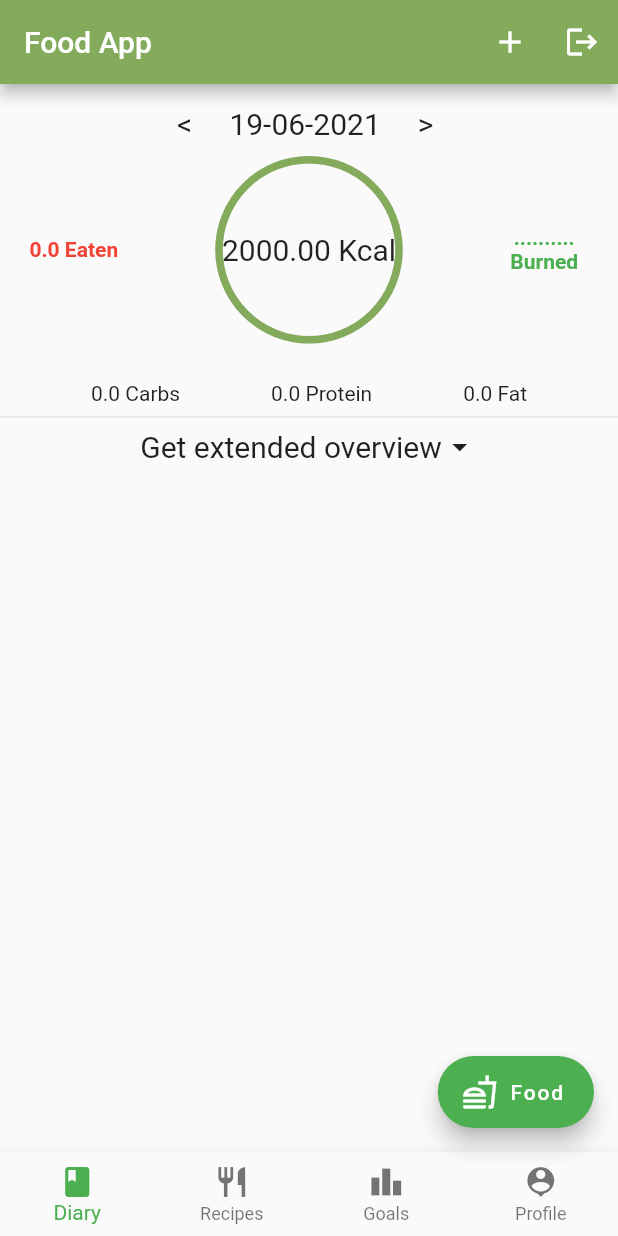
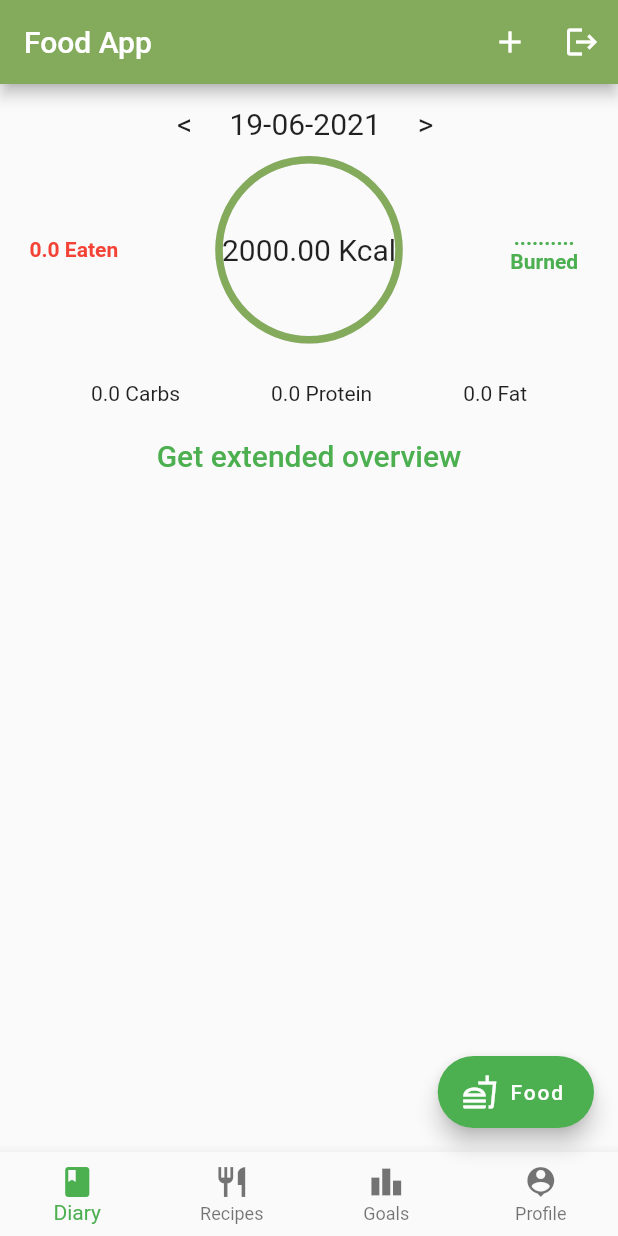
Before and after one commit to andrewmagdyanis/Foodapp, a Flutter app: the screen it shows once a user with an empty profile is signed in, on a phone screen of 412 x 824 dp. Run offline on Flutter 3.47's test engine with Material 2 defaults, Android fonts, the phone set to English and light mode, and no system bars; drawn by our look-alikes of percent_indicator; our stand-ins replace auth_buttons, auto_size_text, bloc, cloud_firestore, firebase_auth, firebase_core and 8 more; missing offline and left inert: date_range_picker, flutter_barcode_scanner; accounts and stored records are empty.

Commit message:
feature 2

```diff
--- a/lib/Views/dashboard_diary_view.dart
+++ b/lib/Views/dashboard_diary_view.dart
@@ -5,11 +5,13 @@ import 'package:food_app/Models/ingredients.dart';
 import 'package:date_range_picker/date_range_picker.dart';
 import 'package:food_app/Views/constants.dart';
 import 'package:food_app/Views/display_foodintake.dart';
-import 'package:food_app/shared/app_cubit.dart';
+import 'package:food_app/shared/dairy_cubit.dart';
 import 'package:intl/intl.dart';
 import 'package:cloud_firestore/cloud_firestore.dart';
 import 'package:food_app/Widgets/Provider_Auth.dart';
 import 'package:percent_indicator/percent_indicator.dart';
+
+import 'nutritional_details_page.dart';
 
 class HomePage extends StatefulWidget {
   @override
@@ -21,9 +23,7 @@ class _HomePageState extends State<HomePage> {
 
   @override
   Widget build(BuildContext context) {
-    return BlocProvider<AppCubit>(
-      create: (BuildContext context) => AppCubit(),
-      child: Container(
+    return Container(
       margin: EdgeInsets.only(top: 15),
       child: Column(
         children: <Widget>[
@@ -31,11 +31,11 @@ class _HomePageState extends State<HomePage> {
             "<     19-06-2021     > ",
             style: TextStyle(fontSize: 20),
           ),
-            BlocConsumer<AppCubit, AppStates>(
-                listener: (BuildContext context, AppStates states) {},
-                builder: (BuildContext context, AppStates states) {
-                  AppCubit cubit = AppCubit.instance(context);
-                  double diff = 2000 - cubit.sum;
+          BlocConsumer<DairyCubit, DairyStates>(
+              listener: (BuildContext context, DairyStates states) {},
+              builder: (BuildContext context, DairyStates states) {
+                DairyCubit cubit = DairyCubit.instance(context);
+                double diff = 2000 - cubit.kCalSum;
                 return Column(children: [
                   Container(
                     margin: const EdgeInsets.all(10.0),
@@ -45,8 +45,9 @@ class _HomePageState extends State<HomePage> {
                       children: [
                         Expanded(
                           child: Text(
-                              '${cubit.sum} Eaten',
-                              style: TextStyle(color: Colors.red, fontWeight: FontWeight.bold),
+                            '${cubit.kCalSum} Eaten',
+                            style: TextStyle(
+                                color: Colors.red, fontWeight: FontWeight.bold),
                             maxLines: 2,
                             textAlign: TextAlign.center,
                           ),
@@ -70,7 +71,9 @@ class _HomePageState extends State<HomePage> {
                         Expanded(
                           child: Text(
                             '.......... Burned',
-                              style: TextStyle(color: Colors.green,fontWeight: FontWeight.bold),
+                            style: TextStyle(
+                                color: Colors.green,
+                                fontWeight: FontWeight.bold),
                             maxLines: 2,
                             textAlign: TextAlign.center,
                           ),
@@ -113,10 +116,24 @@ class _HomePageState extends State<HomePage> {
                             //   percent: 0.3,
                             //   progressColor: Colors.blue,
                             // ),
-                              Text('${cubit.fat} Fat'),
+                            Text('${cubit.fats} Fat'),
                           ],
                         )
                       ],
+                    ),
+                  ),
+                  SizedBox(
+                    height: 10,
+                  ),
+                  TextButton(
+                    onPressed: () {
+                      DairyCubit.instance(context).calcPercents();
+                      Navigator.of(context).push(MaterialPageRoute(
+                          builder: (context) => NutritionalDetailsPage()));
+                    },
+                    child: Text(
+                      "Get extended overview",
+                      style: TextStyle(fontSize: 20),
                     ),
                   ),
                 ]);
@@ -138,34 +155,35 @@ class _HomePageState extends State<HomePage> {
           //     ],
           //   ),
           // ),
-            Divider(),
-            Padding(
-              padding: const EdgeInsets.only(bottom: 8.0),
-              child: Row(
-                mainAxisAlignment: MainAxisAlignment.center,
-                children: [
-                  Text(
-                    "Get extended overview",
-                    style: TextStyle(fontSize: 20),
-                  ),
-                  Icon(Icons.arrow_drop_down)
-                ],
-              ),
-            ),
+          // Padding(
+          //   padding: const EdgeInsets.only(bottom: 8.0),
+          //   child: Row(
+          //     mainAxisAlignment: MainAxisAlignment.center,
+          //     children: [
+          //       Text(
+          //         "Get extended overview",
+          //         style: TextStyle(fontSize: 20),
+          //       ),
+          //       Icon(Icons.arrow_drop_down)
+          //     ],
+          //   ),
+          // ),
 
           Expanded(
             child: StreamBuilder(
               stream: getUsersTripsStreamSnapshots(context),
+
               builder: (context, AsyncSnapshot<QuerySnapshot> snapshot) {
                 if (snapshot.hasData) {
                   foods = [];
                   foods = snapshot.data.docs;
                   print(foods);
-                    AppCubit.instance(context).sumAll(foods);
+                  DairyCubit.instance(context).sumAll(foods);
                   final allData = snapshot.data.docs.map((doc) {
                     return doc.data();
                   }).toList();
                   print(allData);
+                  //print('EatDate: ${foods[0].data()['eatDate'].toDate()}');
 
                   return ListView.builder(
                     itemCount: snapshot.data.docs.length,
@@ -178,7 +196,6 @@ class _HomePageState extends State<HomePage> {
             ),
           ),
         ],
-        ),
       ),
     );
   }
@@ -193,9 +210,12 @@ class _HomePageState extends State<HomePage> {
       BuildContext context) async* {
     final uid = await Provider.of(context).auth.getCurrentUID();
     var now = DateTime.now();
-    var start = Timestamp.fromDate(DateTime.utc(now.year, now.month, now.day));
-    var end = Timestamp.fromDate(
-        DateTime.utc(now.year, now.month, now.day, 23, 59, 59));
+    var start = Timestamp.fromDate(DateTime(now.year, now.month, now.day));
+    var end =
+        Timestamp.fromDate(DateTime(now.year, now.month, now.day, 23, 59, 59));
+    print('Now: $now');
+    print('Start: ${start.toDate()}');
+    print('End: ${end.toDate()}');
     Stream<QuerySnapshot> myStream = FirebaseFirestore.instance
         .collection('userData')
         .doc(uid)
--- a/lib/Widgets/Navigation_widget.dart
+++ b/lib/Widgets/Navigation_widget.dart
@@ -1,10 +1,12 @@
 import 'package:flutter/material.dart';
+import 'package:flutter_bloc/flutter_bloc.dart';
 import 'package:food_app/Models/ingredients.dart';
 import 'package:food_app/Views/pages.dart';
 import 'package:food_app/Views/constants.dart';
 import 'package:food_app/Views/dashboard_diary_view.dart';
 import 'package:food_app/Widgets/Provider_Auth.dart';
 import 'package:food_app/Services/auth_service.dart';
+import 'package:food_app/shared/dairy_cubit.dart';
 import '../Views/new_food_registration.dart/food_search.dart';
 import '../Views/profile/profile_view.dart';
 
--- a/lib/main.dart
+++ b/lib/main.dart
@@ -1,5 +1,7 @@
 import 'package:firebase_core/firebase_core.dart';
 import 'package:flutter/material.dart';
+import 'package:flutter_bloc/flutter_bloc.dart';
+import 'package:food_app/shared/dairy_cubit.dart';
 import 'Widgets/Navigation_widget.dart';
 import 'package:food_app/Services/auth_service.dart';
 import 'package:food_app/Widgets/Provider_Auth.dart';
@@ -18,6 +20,8 @@ class MyApp extends StatelessWidget {
   Widget build(BuildContext context) {
     return Provider(
       auth: AuthService(),
+      child: BlocProvider<DairyCubit>(
+        create: (BuildContext context) => DairyCubit(),
         child: MaterialApp(
           debugShowCheckedModeBanner: false,
           title: 'Test123',
@@ -32,6 +36,7 @@ class MyApp extends StatelessWidget {
                 SignUpView(authFormType: AuthFormType.signIn),
             '/home': (BuildContext context) => HomeController(),
           },
+        ),
       ),
     );
   }
--- a/lib/shared/app_cubit.dart
+++ /dev/null
@@ -1,48 +0,0 @@
-import 'package:bloc/bloc.dart';
-import 'package:cloud_firestore/cloud_firestore.dart';
-import 'package:flutter/cupertino.dart';
-import 'package:flutter/material.dart';
-import 'package:flutter_bloc/flutter_bloc.dart';
-import 'package:get/get_core/get_core.dart';
-import 'package:sqflite/sqflite.dart';
-
-part 'app_state.dart';
-
-class AppCubit extends Cubit<AppStates> {
-  AppCubit() : super(AppStateInitial());
-
-  static AppCubit instance(BuildContext context) =>
-      BlocProvider.of(context, listen: false);
-
-  double sum = 0;
-  double carbs = 0;
-  double protein = 0;
-  double fat = 0;
-
-  //
-  // void sumKcal(double amount) {
-  //   sum += amount;
-  //   emit(SumUpdated());
-  // }
-
-  void sumAll(List<QueryDocumentSnapshot> list) {
-    print('sum called');
-    sum = carbs = fat = protein = 0;
-    list.forEach((element) {
-      sum += element.data()['kcal'];
-      carbs += element.data()['carbs'];
-      fat += element.data()['fat'];
-      protein += element.data()['protein'];
-    });
-
-    sum = double.parse(sum.toStringAsFixed(2));
-    carbs = double.parse(carbs.toStringAsFixed(2));
-    fat = double.parse(fat.toStringAsFixed(2));
-    protein = double.parse(protein.toStringAsFixed(2));
-    print(sum.toString());
-    print(carbs);
-    print(fat);
-    print(protein);
-    emit(SumUpdated());
-  }
-}
--- a/lib/shared/app_state.dart
+++ /dev/null
@@ -1,9 +0,0 @@
-part of 'app_cubit.dart';
-
-abstract class AppStates {
-  const AppStates();
-}
-
-class AppStateInitial extends AppStates {}
-
-class SumUpdated extends AppStates {}
--- /dev/null
+++ b/lib/shared/dairy_states.dart
@@ -0,0 +1,12 @@
+part of 'dairy_cubit.dart';
+
+abstract class DairyStates {
+  const DairyStates();
+}
+
+class AppStateInitial extends DairyStates {}
+
+class SumBasicUpdated extends DairyStates {}
+class SumOtherUpdated extends DairyStates {}
+
+class PercentsUpdated extends DairyStates{}
--- a/pubspec.yaml
+++ b/pubspec.yaml
@@ -34,7 +34,7 @@ dependencies:
   flutter_bloc: ^6.1.3
   datetime_picker_formfield: ^1.0.0
   get: ^3.26.0
-
+  pie_chart: ^4.0.1
 
 
 
```
Also changed, not shown: lib/Views/nutritional_details_page.dart (added, +252 -0 lines), lib/shared/dairy_cubit.dart (added, +114 -0 lines), lib/shared/app_states.dart (deleted), pubspec.lock. Lines whose indentation alone changed are shown as unchanged.
